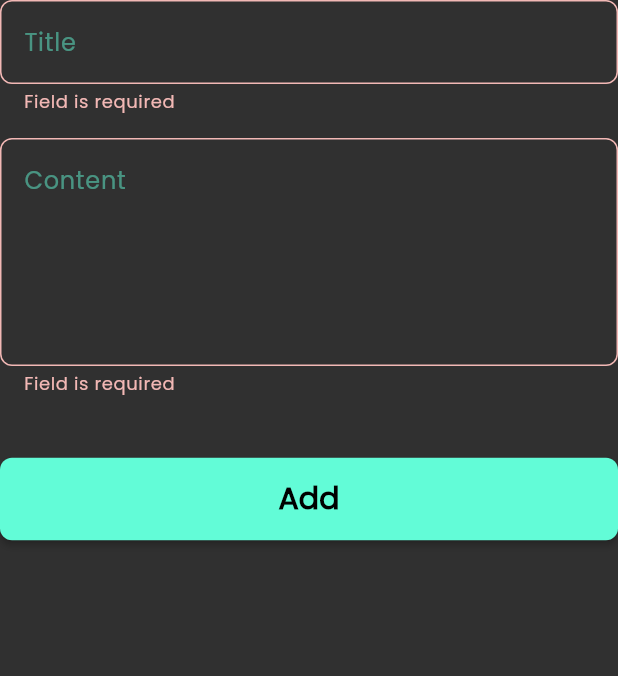
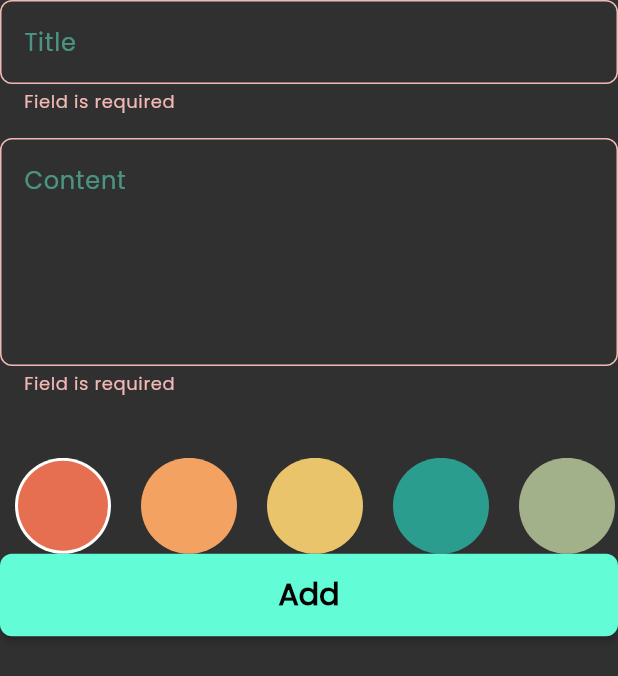
Before and after one commit to OmarWaled21/note_app, a Flutter app: the AddNoteForm widget shown alone on an empty page, opened directly, after a tap on "Add", on a phone screen of 412 x 824 dp. Shown: the top 676 px of the screen. Run offline on Flutter 3.47's test engine with Material 3 defaults, Android fonts, the phone set to English and light mode, and no system bars; our stand-ins replace bloc, flutter_bloc, font_awesome_flutter, hive, hive_flutter; accounts and stored records are empty.

Commit message:
create colors pallete to choose in note item

```diff
--- a/lib/widgets/add_note_form.dart
+++ b/lib/widgets/add_note_form.dart
@@ -3,6 +3,7 @@
 import 'package:note_app_training/constants/media_query_values_extintions.dart';
 import 'package:note_app_training/cubits/add_note_cubit/add_note_cubit.dart';
 import 'package:note_app_training/models/note_model.dart';
+import 'package:note_app_training/widgets/colors_list_view.dart';
 import 'package:note_app_training/widgets/custom_button.dart';
 import 'package:note_app_training/widgets/custom_text_form_field.dart';
 
@@ -39,11 +40,25 @@
             onSaved: (value) => content = value,
           ),
           SizedBox(height: context.screenHeight * 0.05),
-          BlocBuilder<AddNoteCubit, AddNoteState>(
+          const ColorsListView(),
+          buildSubbmitButton(),
+        ],
+      ),
+    );
+  }
+
+  Widget buildSubbmitButton() {
+    return BlocBuilder<AddNoteCubit, AddNoteState>(
       builder: (context, state) {
         return CustomBotton(
           isLoading: state is AddNoteLoading ? true : false,
-                onTap: () {
+          onTap: customButtonOnTap,
+        );
+      },
+    );
+  }
+
+  void customButtonOnTap() {
     if (formKey.currentState!.validate()) {
       formKey.currentState!.save();
 
@@ -51,7 +66,7 @@
         title: title!,
         content: content!,
         date: DateTime.now().toString(),
-                      color: Colors.redAccent.hashCode,
+        color: Colors.redAccent.value,
       );
 
       BlocProvider.of<AddNoteCubit>(context).addNote(note);
@@ -60,12 +75,5 @@
         autovalidateMode = AutovalidateMode.always;
       });
     }
-                },
-              );
-            },
-          ),
-        ],
-      ),
-    );
   }
 }
--- /dev/null
+++ b/lib/widgets/colors_list_view.dart
@@ -0,0 +1,71 @@
+import 'package:flutter/material.dart';
+
+class ColorItem extends StatelessWidget {
+  const ColorItem({super.key, required this.isActive, required this.color});
+
+  final bool isActive;
+  final Color color;
+
+  @override
+  Widget build(BuildContext context) {
+    return isActive
+        ? CircleAvatar(
+            radius: 32,
+            backgroundColor: Colors.white,
+            child: CircleAvatar(
+              radius: 30,
+              backgroundColor: color,
+            ),
+          )
+        : CircleAvatar(
+            radius: 32,
+            backgroundColor: color,
+          );
+  }
+}
+
+class ColorsListView extends StatefulWidget {
+  const ColorsListView({super.key});
+
+  @override
+  State<ColorsListView> createState() => _ColorsListViewState();
+}
+
+class _ColorsListViewState extends State<ColorsListView> {
+  int currentIndex = 0;
+
+  List<Color> colors = [
+    const Color(0xffe76f51),
+    const Color(0xfff4a261),
+    const Color(0xffe9c46a),
+    const Color(0xff2a9d8f),
+    const Color(0xffa3b18a),
+  ];
+
+  @override
+  Widget build(BuildContext context) {
+    return SizedBox(
+      height: (32 * 2),
+      child: ListView.builder(
+        itemCount: colors.length,
+        scrollDirection: Axis.horizontal,
+        itemBuilder: (context, index) {
+          return Padding(
+            padding: const EdgeInsets.symmetric(horizontal: 10),
+            child: GestureDetector(
+              onTap: () {
+                setState(() {
+                  currentIndex = index;
+                });
+              },
+              child: ColorItem(
+                color: colors[index],
+                isActive: currentIndex == index,
+              ),
+            ),
+          );
+        },
+      ),
+    );
+  }
+}
```
Lines whose indentation alone changed are shown as unchanged.
